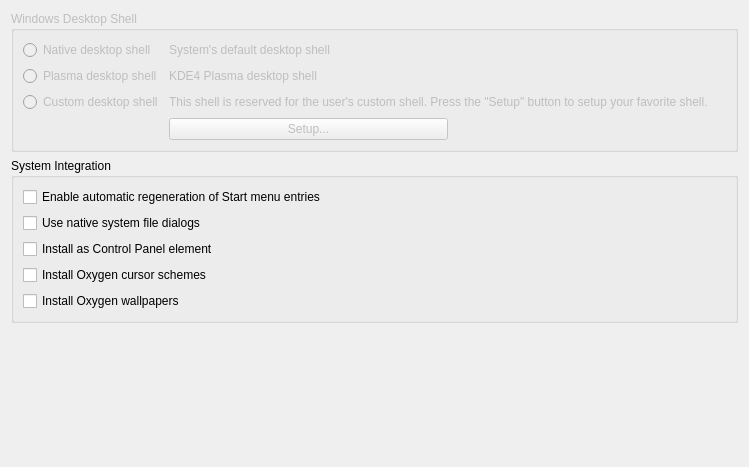
Above: platforms/win/config/platform.ui from KDE/kde-runtime before the change. Below: the same form after it.
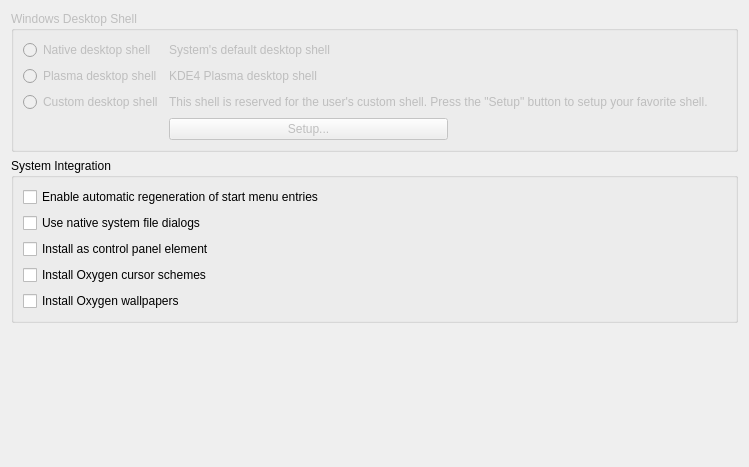
That is the form after the change.

Diff of the .ui file:
```diff
--- a/platforms/win/config/platform.ui
+++ b/platforms/win/config/platform.ui
@@ -133,7 +133,7 @@
          </size>
         </property>
         <property name="text" >
-         <string>Enable automatic regeneration of Start menu entries</string>
+         <string>Enable automatic regeneration of start menu entries</string>
         </property>
        </widget>
       </item>
@@ -153,7 +153,7 @@
          </size>
         </property>
         <property name="text" >
-         <string>Install as Control Panel element</string>
+         <string>Install as control panel element</string>
         </property>
        </widget>
       </item>
```
